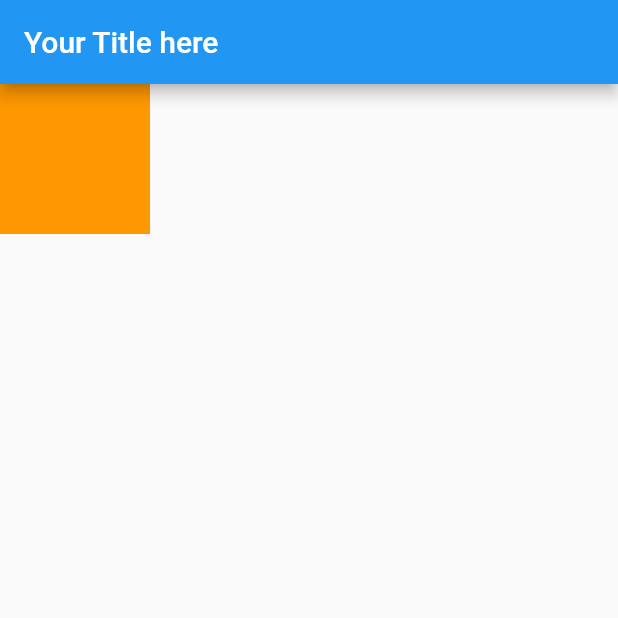
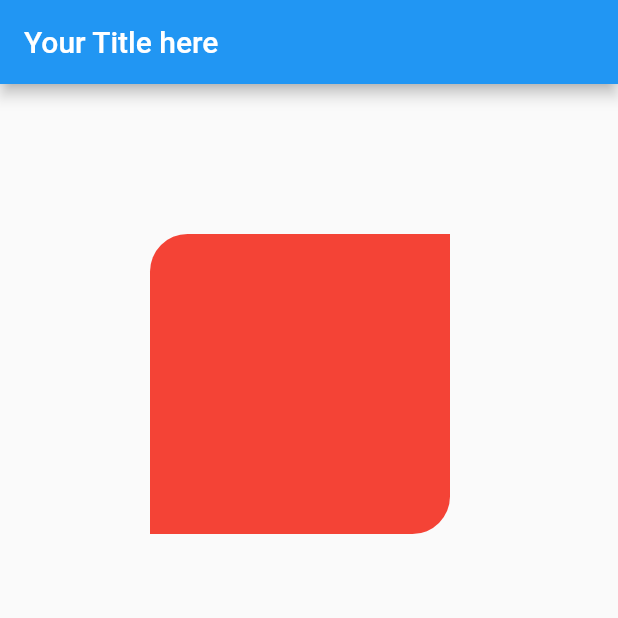
Before and after one commit to etczrn/flutter_projects, a Flutter app: the screen it shows after launch, on a phone screen of 412 x 824 dp, the top half of it. Run offline on Flutter 3.47's test engine with Material 2 defaults, Android fonts, the light colour scheme and no system bars; our stand-ins replace shared_preferences.

Commit message:
Closes #21; Positioning and Transforming Containers #21

```diff
--- a/hello_layout/lib/main.dart
+++ b/hello_layout/lib/main.dart
@@ -16,10 +16,18 @@ class MyApp extends StatelessWidget {
         body: Column(
           children: [
             Container(
-              color: Colors.orange,
               // child: const Text('Hello container'),
-              width: 100.0,
-              height: 100.0,
+              width: 200.0,
+              height: 200.0,
+              margin: const EdgeInsets.all(100.0),
+              // padding: const EdgeInsets.all(10.0),
+              decoration: const BoxDecoration(
+                  color: Colors.red,
+                  // shape: BoxShape.circle,
+                  shape: BoxShape.rectangle,
+                  borderRadius: BorderRadius.only(
+                      topLeft: Radius.circular(25.0),
+                      bottomRight: Radius.circular(25.0))),
             )
           ],
         ),
```
